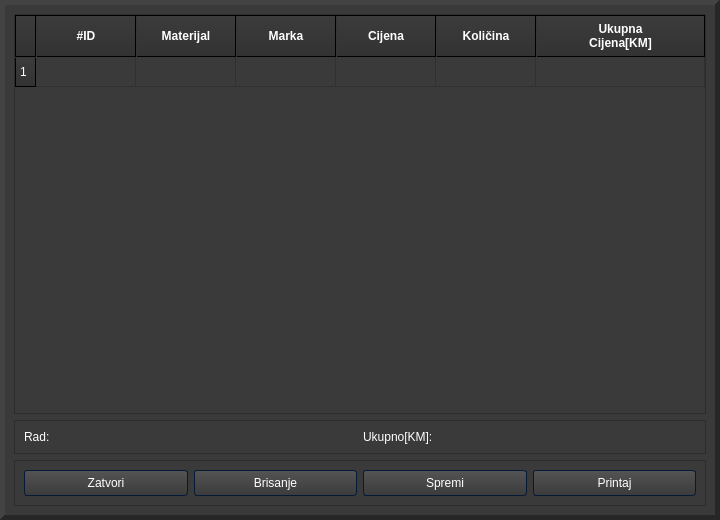
The window that bosnianRec.ui (4ntim4tter/Budget-Flow) describes before a commit, drawn with Qt 5.
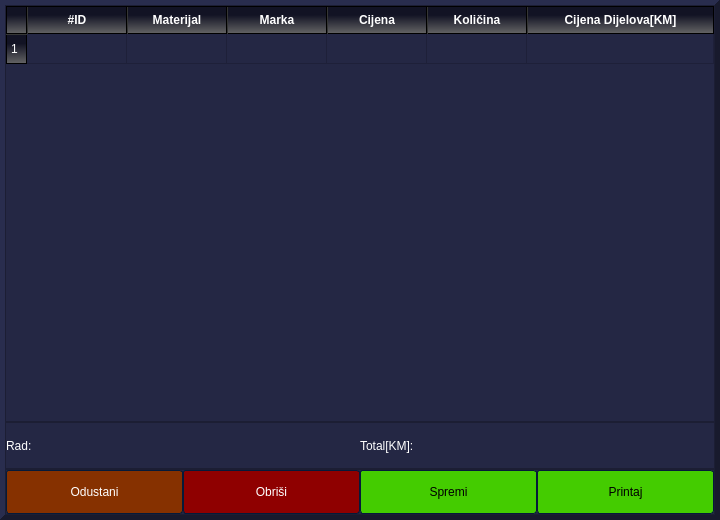
The same window after the commit. Icons and pictures are not drawn.

Diff of the .ui file:
```diff
--- a/bosnianRec.ui
+++ b/bosnianRec.ui
@@ -45,9 +45,10 @@
 /*-----QWidget-----*/
 QWidget
 {
-	background-color: #3a3a3a;
+	
+	background-color: rgb(36, 39, 68);
 	color: #fff;
-	selection-background-color: #b78620;
+	selection-background-color: rgb(0, 255, 127);
 	selection-color: #000;
 
 }
@@ -215,10 +216,8 @@
 
 QPushButton::flat
 {
-	background-color: transparent;
-	border: none;
-	color: #fff;
-
+	background-color: rgb(24, 25, 45);
+	color:white;
 }
 
 
@@ -258,12 +257,10 @@
 /*-----QLineEdit-----*/
 QLineEdit
 {
-	background-color: #131313;
+	background-color: rgb(15, 16, 29);
 	color : #eee;
-	border: 1px solid #343434;
+	border: 1px solid rgb(0, 0, 0);;
 	border-radius: 2px;
-	padding: 3px;
-	padding-left: 5px;
 
 }
 
@@ -523,7 +520,8 @@
 /*-----QHeaderView-----*/
 QHeaderView::section
 {
-    background-color: qlineargradient(spread:repeat, x1:1, y1:0, x2:1, y2:1, stop:0 rgba(60, 60, 60, 255),stop:1 rgba(50, 50, 50, 255));
+    
+	background-color: qlineargradient(spread:pad, x1:0.494, y1:0, x2:0.506, y2:1, stop:0.323864 rgba(18, 19, 36, 255), stop:1 rgba(102, 102, 102, 255));
 	border: 1px solid #000;
     color: #fff;
     text-align: left;
@@ -531,6 +529,12 @@
 	
 }
 
+QTableCornerButton::section {
+	background-color: qlineargradient(spread:pad, x1:0.494, y1:0, x2:0.506, y2:1, stop:0.323864 rgba(18, 19, 36, 255), stop:1 rgba(102, 102, 102, 255));
+	border: 1px solid #000;
+    color: #fff;
+	padding: 4px;
+}
 
 QHeaderView::section:disabled
 {
@@ -578,15 +582,6 @@
 }
 
 
-QTableCornerButton::section
-{
-    background-color: qlineargradient(spread:repeat, x1:1, y1:0, x2:1, y2:1, stop:0 rgba(60, 60, 60, 255),stop:1 rgba(50, 50, 50, 255));
-	border: 1px solid #000;
-    color: #fff;
-
-}
-
-
 /*-----QTreeWidget-----*/
 QTreeView
 {
@@ -640,7 +635,7 @@
 QListView 
 {
 	background-color: qlineargradient(spread:repeat, x1:1, y1:0, x2:1, y2:1, stop:0 rgba(83, 83, 83, 255),stop:0.293269 rgba(81, 81, 81, 255),stop:0.634615 rgba(79, 79, 79, 255),stop:1 rgba(83, 83, 83, 255));
-    border : none;
+    border: black;
     color: white;
     show-decoration-selected: 1; 
     outline: 0;
@@ -712,7 +707,7 @@
 QCheckBox
 {
 	background-color: transparent;
-    color: lightgray;
+   color:rgb(15, 16, 29)
 	border: none;
 
 }
@@ -1039,7 +1034,22 @@
      <property name="midLineWidth">
       <number>5</number>
      </property>
-     <layout class="QVBoxLayout" name="verticalLayout_2">
+     <layout class="QVBoxLayout" name="verticalLayout_2" stretch="9,1,1">
+      <property name="spacing">
+       <number>0</number>
+      </property>
+      <property name="leftMargin">
+       <number>0</number>
+      </property>
+      <property name="topMargin">
+       <number>0</number>
+      </property>
+      <property name="rightMargin">
+       <number>0</number>
+      </property>
+      <property name="bottomMargin">
+       <number>0</number>
+      </property>
       <item>
        <widget class="QTableWidget" name="materials_receipt_table">
         <property name="font">
@@ -1126,8 +1136,7 @@
         </column>
         <column>
          <property name="text">
-          <string>Ukupna 
-Cijena[KM]</string>
+          <string>Cijena Dijelova[KM]</string>
          </property>
          <property name="font">
           <font>
@@ -1149,6 +1158,21 @@
          <enum>QFrame::Raised</enum>
         </property>
         <layout class="QHBoxLayout" name="horizontalLayout" stretch="2,3,2,3">
+         <property name="spacing">
+          <number>0</number>
+         </property>
+         <property name="leftMargin">
+          <number>0</number>
+         </property>
+         <property name="topMargin">
+          <number>0</number>
+         </property>
+         <property name="rightMargin">
+          <number>0</number>
+         </property>
+         <property name="bottomMargin">
+          <number>0</number>
+         </property>
          <item>
           <widget class="QLabel" name="label_3">
            <property name="text">
@@ -1166,7 +1190,7 @@
          <item>
           <widget class="QLabel" name="label_2">
            <property name="text">
-            <string>Ukupno[KM]:</string>
+            <string>Total[KM]:</string>
            </property>
           </widget>
          </item>
@@ -1189,32 +1213,174 @@
          <enum>QFrame::Raised</enum>
         </property>
         <layout class="QHBoxLayout" name="horizontalLayout_2">
+         <property name="spacing">
+          <number>0</number>
+         </property>
+         <property name="leftMargin">
+          <number>0</number>
+         </property>
+         <property name="topMargin">
+          <number>0</number>
+         </property>
+         <property name="rightMargin">
+          <number>0</number>
+         </property>
+         <property name="bottomMargin">
+          <number>0</number>
+         </property>
          <item>
           <widget class="QPushButton" name="cancel_print_reciept_button">
+           <property name="sizePolicy">
+            <sizepolicy hsizetype="Preferred" vsizetype="Preferred">
+             <horstretch>0</horstretch>
+             <verstretch>0</verstretch>
+            </sizepolicy>
+           </property>
+           <property name="styleSheet">
+            <string notr="true">QPushButton::flat
+{
+	
+	background-color: rgb(134, 49, 0);
+	color:white;
+}
+
+QPushButton::hover
+{
+	background-color: rgba(0, 85, 255, 20%);
+	border: 1px solid  rgb(0, 85, 255);
+
+}
+
+
+QPushButton::pressed
+{
+	background-color: qlineargradient(spread:pad, x1:0.489, y1:0, x2:0.494, y2:1, stop:0.102273 rgba(0, 0, 0, 255), stop:0.880682 rgba(9, 31, 198, 167));
+	border: 1px solid #b78620;
+
+}</string>
+           </property>
            <property name="text">
-            <string>Zatvori</string>
+            <string>Odustani</string>
+           </property>
+           <property name="flat">
+            <bool>true</bool>
            </property>
           </widget>
          </item>
          <item>
           <widget class="QPushButton" name="delete_entry_button">
+           <property name="sizePolicy">
+            <sizepolicy hsizetype="Preferred" vsizetype="Preferred">
+             <horstretch>0</horstretch>
+             <verstretch>0</verstretch>
+            </sizepolicy>
+           </property>
+           <property name="styleSheet">
+            <string notr="true">QPushButton::flat
+{
+	background-color: rgb(143, 0, 0);
+	color:white;
+}
+
+QPushButton::hover
+{
+	background-color: rgba(0, 85, 255, 20%);
+	border: 1px solid  rgb(0, 85, 255);
+
+}
+
+
+QPushButton::pressed
+{
+	background-color: qlineargradient(spread:pad, x1:0.489, y1:0, x2:0.494, y2:1, stop:0.102273 rgba(0, 0, 0, 255), stop:0.880682 rgba(9, 31, 198, 167));
+	border: 1px solid #b78620;
+
+}</string>
+           </property>
            <property name="text">
-            <string>Brisanje</string>
+            <string>Obriši</string>
+           </property>
+           <property name="flat">
+            <bool>true</bool>
            </property>
           </widget>
          </item>
          <item>
           <widget class="QPushButton" name="modify_reciept_button">
+           <property name="sizePolicy">
+            <sizepolicy hsizetype="Preferred" vsizetype="Preferred">
+             <horstretch>0</horstretch>
+             <verstretch>0</verstretch>
+            </sizepolicy>
+           </property>
+           <property name="styleSheet">
+            <string notr="true">QPushButton::flat
+{
+	background-color: rgb(68, 204, 0);
+	color:black;
+}
+
+QPushButton::hover
+{
+	background-color: rgba(0, 85, 255, 20%);
+	color:white;
+	border: 1px solid  rgb(0, 85, 255);
+
+}
+
+
+QPushButton::pressed
+{
+	background-color: qlineargradient(spread:pad, x1:0.489, y1:0, x2:0.494, y2:1, stop:0.102273 rgba(0, 0, 0, 255), stop:0.880682 rgba(9, 31, 198, 167));
+	border: 1px solid #b78620;
+
+}</string>
+           </property>
            <property name="text">
             <string>Spremi</string>
            </property>
+           <property name="flat">
+            <bool>true</bool>
+           </property>
           </widget>
          </item>
          <item>
           <widget class="QPushButton" name="print_reciept_button">
+           <property name="sizePolicy">
+            <sizepolicy hsizetype="Preferred" vsizetype="Preferred">
+             <horstretch>0</horstretch>
+             <verstretch>0</verstretch>
+            </sizepolicy>
+           </property>
+           <property name="styleSheet">
+            <string notr="true">QPushButton::flat
+{
+	background-color: rgb(68, 204, 0);
+	color:black;
+}
+
+QPushButton::hover
+{
+	background-color: rgba(0, 85, 255, 20%);
+	color:white;
+	border: 1px solid  rgb(0, 85, 255);
+
+}
+
+
+QPushButton::pressed
+{
+	background-color: qlineargradient(spread:pad, x1:0.489, y1:0, x2:0.494, y2:1, stop:0.102273 rgba(0, 0, 0, 255), stop:0.880682 rgba(9, 31, 198, 167));
+	border: 1px solid #b78620;
+
+}</string>
+           </property>
            <property name="text">
             <string>Printaj</string>
            </property>
+           <property name="flat">
+            <bool>true</bool>
+           </property>
           </widget>
          </item>
         </layout>
```
Left out of the diff: 6 changed lines with no effect on the pictures.
